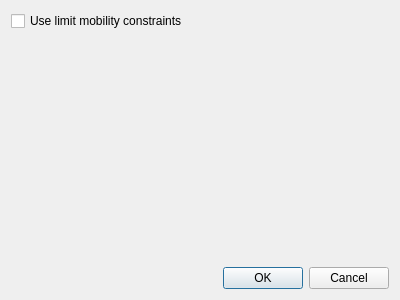
This is src/ui/mobilityconstraintsdialog.ui in echmet/AnglerFish as Qt 5 draws it before an edit. The edited form follows.
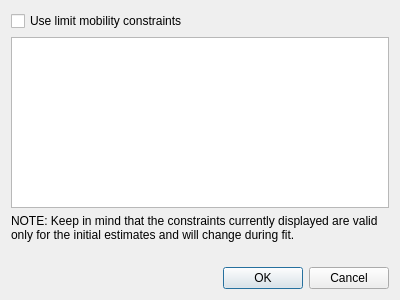
This is the edited form.

Commit message: Prepare models for mobility constraint display

```diff
--- a/src/ui/mobilityconstraintsdialog.ui
+++ b/src/ui/mobilityconstraintsdialog.ui
@@ -21,6 +21,19 @@
      </property>
     </widget>
    </item>
+   <item>
+    <widget class="QTableView" name="qtvb_currentConstraints"/>
+   </item>
+   <item>
+    <widget class="QLabel" name="ql_info">
+     <property name="text">
+      <string>NOTE: Keep in mind that the constraints currently displayed are valid only for the initial estimates and will change during fit.</string>
+     </property>
+     <property name="wordWrap">
+      <bool>true</bool>
+     </property>
+    </widget>
+   </item>
    <item>
     <spacer name="verticalSpacer">
      <property name="orientation">
```
The commit also changes 7 other files.
